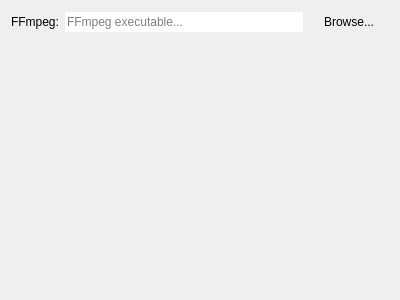
First picture: the form in DuFFMpeg/settingswidget.ui, repository RxLaboratory/DuME, before the edit.
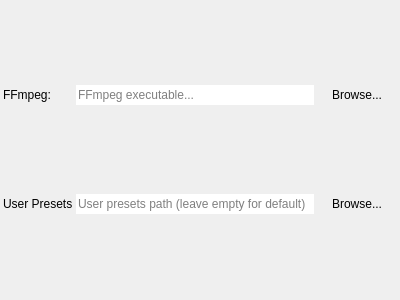
Second picture: the form after the edit.

Commit message: implemented user presets folder

The edit to the form file:
```diff
--- a/DuFFMpeg/settingswidget.ui
+++ b/DuFFMpeg/settingswidget.ui
@@ -13,16 +13,40 @@
   <property name="windowTitle">
    <string>Form</string>
   </property>
-  <layout class="QVBoxLayout" name="verticalLayout">
-   <item>
+  <layout class="QFormLayout" name="formLayout">
+   <property name="horizontalSpacing">
+    <number>3</number>
+   </property>
+   <property name="verticalSpacing">
+    <number>3</number>
+   </property>
+   <property name="leftMargin">
+    <number>3</number>
+   </property>
+   <property name="topMargin">
+    <number>0</number>
+   </property>
+   <property name="rightMargin">
+    <number>3</number>
+   </property>
+   <property name="bottomMargin">
+    <number>0</number>
+   </property>
+   <item row="0" column="0">
+    <widget class="QLabel" name="label_8">
+     <property name="sizePolicy">
+      <sizepolicy hsizetype="Preferred" vsizetype="Expanding">
+       <horstretch>0</horstretch>
+       <verstretch>0</verstretch>
+      </sizepolicy>
+     </property>
+     <property name="text">
+      <string>FFmpeg:</string>
+     </property>
+    </widget>
+   </item>
+   <item row="0" column="1">
     <layout class="QHBoxLayout" name="horizontalLayout_5">
-     <item>
-      <widget class="QLabel" name="label_8">
-       <property name="text">
-        <string>FFmpeg:</string>
-       </property>
-      </widget>
-     </item>
      <item>
       <widget class="QLineEdit" name="ffmpegPathEdit">
        <property name="text">
@@ -48,18 +72,45 @@
      </item>
     </layout>
    </item>
-   <item>
-    <spacer name="verticalSpacer">
-     <property name="orientation">
-      <enum>Qt::Vertical</enum>
+   <item row="1" column="0">
+    <widget class="QLabel" name="label_9">
+     <property name="sizePolicy">
+      <sizepolicy hsizetype="Preferred" vsizetype="Expanding">
+       <horstretch>0</horstretch>
+       <verstretch>0</verstretch>
+      </sizepolicy>
      </property>
-     <property name="sizeHint" stdset="0">
-      <size>
-       <width>20</width>
-       <height>248</height>
-      </size>
+     <property name="text">
+      <string>User Presets</string>
      </property>
-    </spacer>
+    </widget>
+   </item>
+   <item row="1" column="1">
+    <layout class="QHBoxLayout" name="horizontalLayout_6">
+     <item>
+      <widget class="QLineEdit" name="userPresetsPathEdit">
+       <property name="text">
+        <string/>
+       </property>
+       <property name="frame">
+        <bool>false</bool>
+       </property>
+       <property name="placeholderText">
+        <string>User presets path (leave empty for default)</string>
+       </property>
+      </widget>
+     </item>
+     <item>
+      <widget class="QPushButton" name="userPresetsBrowseButton">
+       <property name="text">
+        <string>Browse...</string>
+       </property>
+       <property name="flat">
+        <bool>true</bool>
+       </property>
+      </widget>
+     </item>
+    </layout>
    </item>
   </layout>
  </widget>
```
The commit also changes 7 other files.
